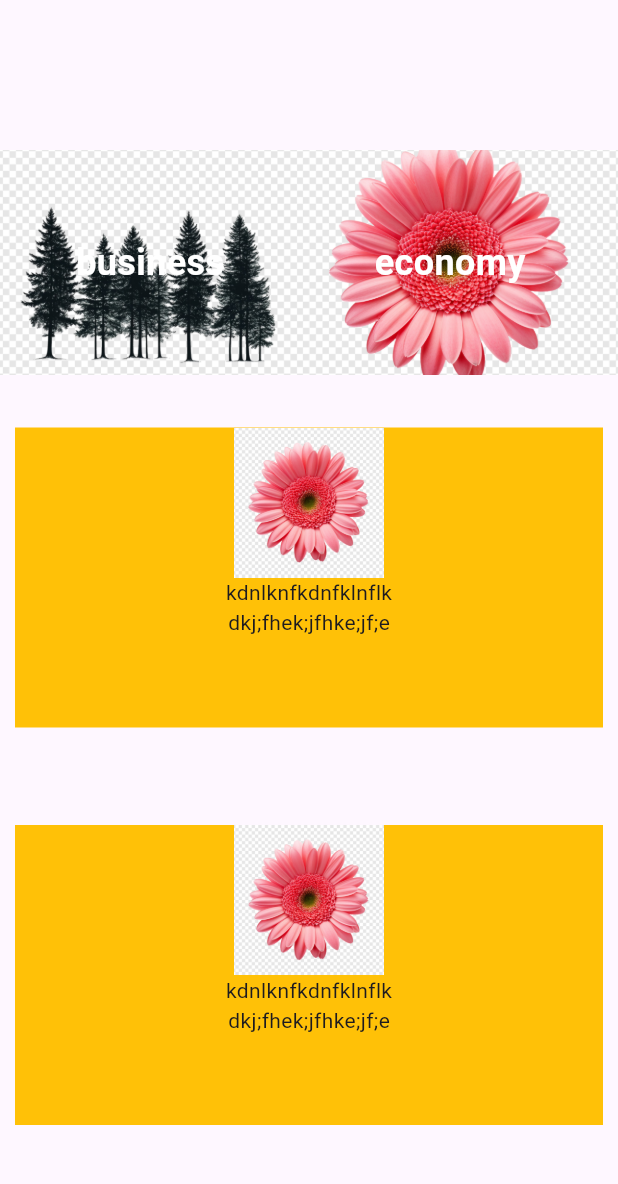
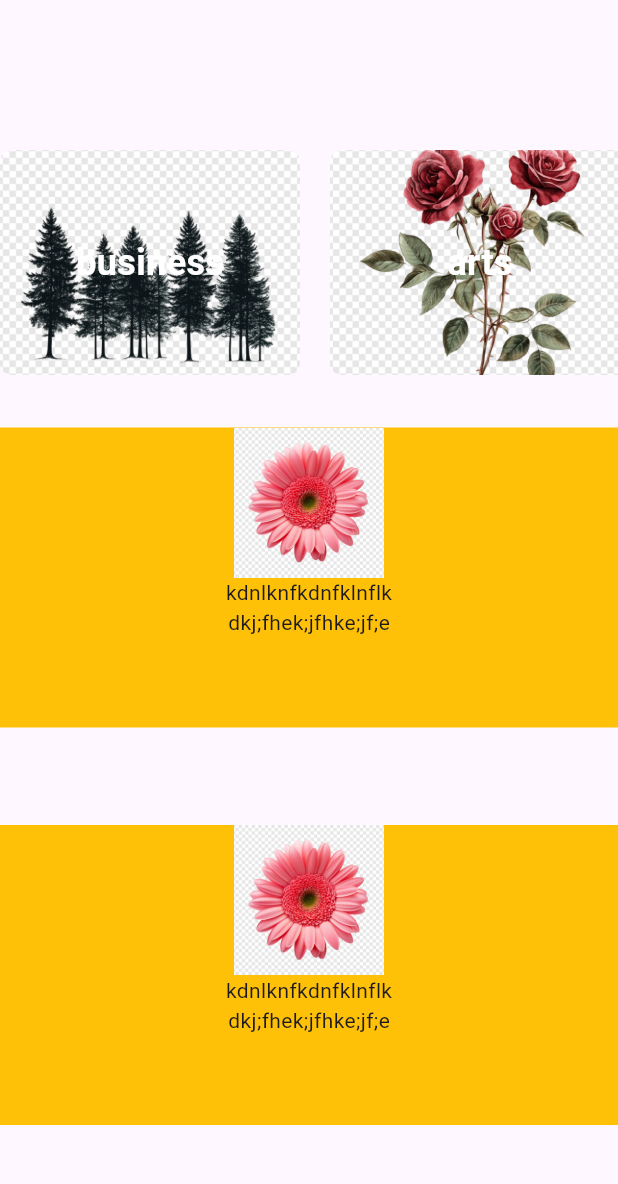
Before and after one commit to AbdoMohamed98/NewsApp, a Flutter app: the screen it shows after launch, on a phone screen of 412 x 824 dp, the part 30-1214 px from its top. Run offline on Flutter 3.47's test engine with Material 3 defaults, Android fonts, the phone set to English and light mode, and no system bars.

```diff
--- a/lib/views/homeview.dart
+++ b/lib/views/homeview.dart
@@ -9,13 +9,16 @@ class Homeview extends StatelessWidget {
   @override
   Widget build(BuildContext context) {
     return Scaffold(
-      body: CustomScrollView(
+      body: Column(
+        children: [
+          const Customappbar(),
+          const SizedBox(height: 100),
+          Expanded( // To allow scrolling content to take remaining space
+            child: CustomScrollView(
               slivers: [
                 SliverToBoxAdapter(
                   child: Column(
                     children: [
-                const Customappbar(),
-                const SizedBox(height: 100),
                       Horizontallistview(),
                       const SizedBox(height: 20),
                       Verticallistview(),
@@ -24,6 +27,9 @@ class Homeview extends StatelessWidget {
                 ),
               ],
             ),
+          ),
+        ],
+      ),
     );
   }
 }
--- a/lib/widgets/customnewscard.dart
+++ b/lib/widgets/customnewscard.dart
@@ -9,13 +9,16 @@ class Customnewscard extends StatelessWidget {
 
   @override
   Widget build(BuildContext context) {
-    return Stack(
+    return Padding(
+      padding: const EdgeInsets.only(right: 20),
+      child: Stack(
         alignment: Alignment.center,
         children: [
           Container(
             height: 150,
             width: 200,
             decoration: BoxDecoration(
+              borderRadius: BorderRadius.circular(8),
               image: DecorationImage(
                 image: AssetImage(modeldata.image),
                 fit: BoxFit.cover,
@@ -31,6 +34,7 @@ class Customnewscard extends StatelessWidget {
             ),
           ),
         ],
+      ),
     );
   }
 }
--- a/lib/widgets/customverticalnewscard.dart
+++ b/lib/widgets/customverticalnewscard.dart
@@ -7,7 +7,7 @@ class Customverticalnewscard extends StatelessWidget {
   @override
   Widget build(BuildContext context) {
     return Padding(
-      padding: const EdgeInsets.only(bottom: 50,top: 15,left: 10,right: 10),
+      padding: const EdgeInsets.only(bottom: 50,top: 15),
       child: Container(
         height: 200,
         width: 200,
--- a/lib/widgets/horizontallistview.dart
+++ b/lib/widgets/horizontallistview.dart
@@ -6,7 +6,7 @@ class Horizontallistview extends StatelessWidget {
    Horizontallistview({super.key});
 final List<Customnewscardmodel> customcards = [
     Customnewscardmodel( image: 'assets/image1.jpg', text: 'business'),
-    Customnewscardmodel( image: 'assets/image3.jpg', text: 'economy'),
+     Customnewscardmodel( image: 'assets/image2.jpg', text: 'arts'),
     Customnewscardmodel( image: 'assets/image3.jpg', text: 'science'),
      Customnewscardmodel( image: 'assets/image1.jpg', text: 'sports'),
     Customnewscardmodel( image: 'assets/image2.jpg', text: 'arts'),
```
Also changed, not shown: lib/models/getnewsmodel.dart (added, +13 -0 lines). Lines whose indentation alone changed are shown as unchanged.
